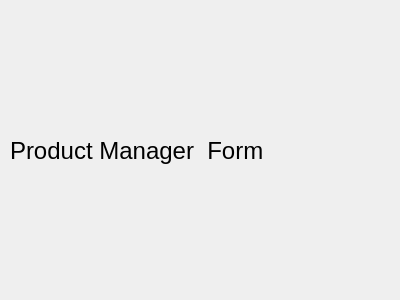
First picture: the form in productmanagerform.ui, repository itumashyk/TofP, before the edit.
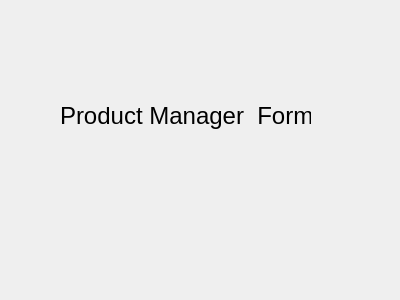
Second picture: the form after the edit.

Diff of the .ui file:
```diff
--- a/productmanagerform.ui
+++ b/productmanagerform.ui
@@ -16,10 +16,10 @@
   <widget class="QLabel" name="label">
    <property name="geometry">
     <rect>
-     <x>10</x>
-     <y>110</y>
-     <width>301</width>
-     <height>81</height>
+     <x>60</x>
+     <y>80</y>
+     <width>251</width>
+     <height>71</height>
     </rect>
    </property>
    <property name="font">
```
